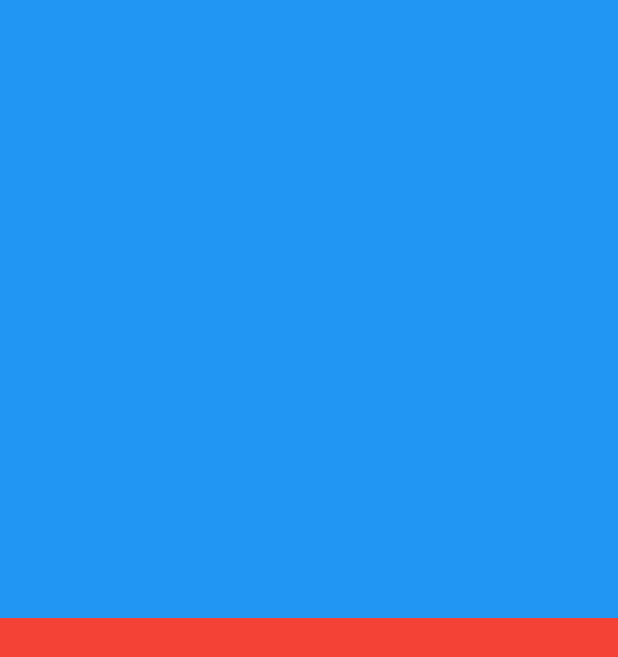
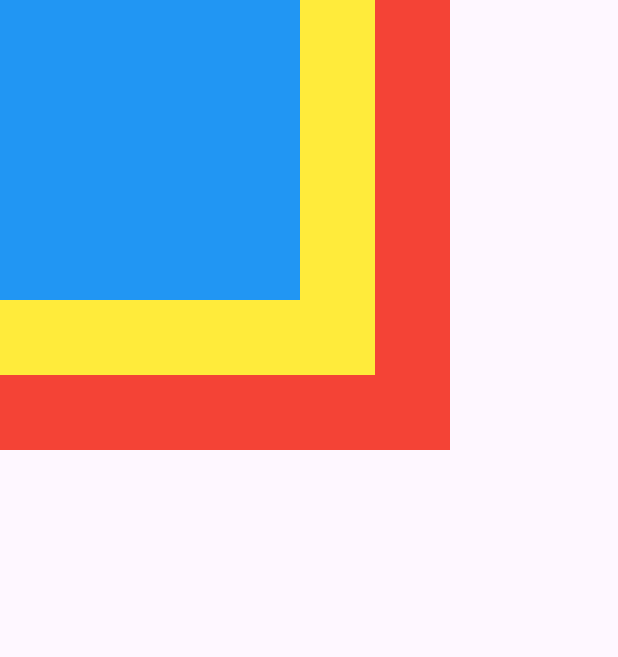
Before and after one commit to Hamm-JH/Study_Flutter, a Flutter app: the screen it shows after launch, on a phone screen of 412 x 824 dp. Shown: the top 657 px of the screen. Run offline on Flutter 3.47's test engine with Material 3 defaults, Android fonts, the phone set to English and light mode, and no system bars.

Commit message:
Stack widget

```diff
--- a/lib/main.dart
+++ b/lib/main.dart
@@ -6,8 +6,45 @@ void main() {
   // runApp(RowWidgetExample());
   // runApp(ColumnWidgetExample());
   // runApp(FlexibleWidgetExample());
-  runApp(ExpandedWidgetExample());
+  // runApp(ExpandedWidgetExample());
+  runApp(StackWidgetExample());
 }
+
+class StackWidgetExample extends StatelessWidget{
+  @override
+  Widget build(BuildContext context) {
+    return MaterialApp(
+      home: Scaffold(
+        body: Stack(
+          children: [
+            // 빨간색 Container
+            Container(
+              height: 300.0,
+              width: 300.0,
+              color: Colors.red,
+            ),
+
+            // 노란색 Container
+            Container(
+              height: 250.0,
+              width: 250.0,
+              color: Colors.yellow,
+            ),
+
+            // 파란색 Container
+            Container(
+              height: 200.0,
+              width: 200.0,
+              color: Colors.blue,
+            )
+          ],
+        ),
+      ),
+    );
+  }
+}
+
+
 
 class ExpandedWidgetExample extends StatelessWidget{
   @override
@@ -35,7 +72,6 @@ class ExpandedWidgetExample extends StatelessWidget{
     );
   }
 }
-
 
 class FlexibleWidgetExample extends StatelessWidget{
   @override
```
